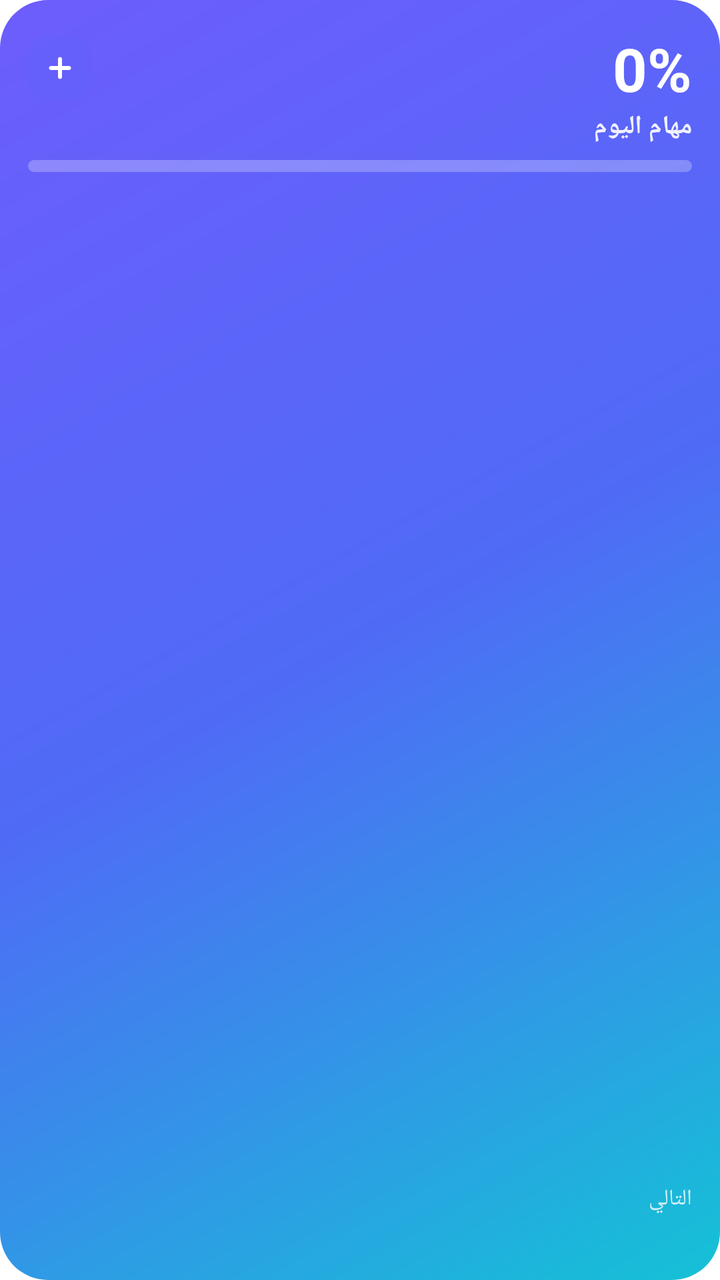
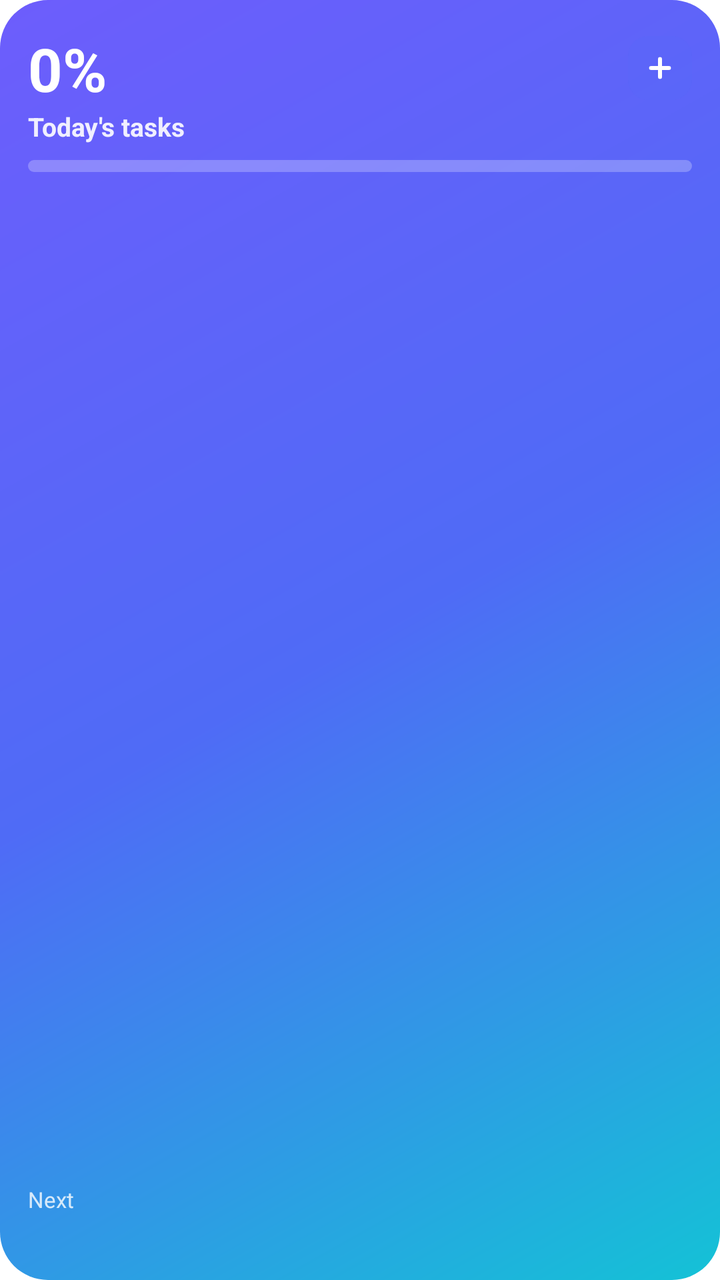

The first picture is an Android layout as it rendered before a commit; the second is the same layout after the commit. The layout source and the unified diff follow.
<!-- AndroidManifest.xml: fallback theme Theme.MaterialComponents.DayNight.NoActionBar -->
<!-- res/layout/mongez_summary_widget.xml -->
<?xml version="1.0" encoding="utf-8"?>
<LinearLayout xmlns:android="http://schemas.android.com/apk/res/android"
    android:id="@+id/summary_root"
    android:layout_width="match_parent"
    android:layout_height="match_parent"
    android:background="@drawable/widget_brand_bg"
    android:layoutDirection="rtl"
    android:orientation="vertical"
    android:padding="14dp">

    <LinearLayout
        android:layout_width="match_parent"
        android:layout_height="wrap_content"
        android:gravity="center_vertical"
        android:orientation="horizontal">

        <TextView
            android:id="@+id/summary_percent"
            android:layout_width="0dp"
            android:layout_height="wrap_content"
            android:layout_weight="1"
            android:text="0%"
            android:textColor="#FFFFFF"
            android:textSize="30sp"
            android:textStyle="bold" />

        <FrameLayout
            android:id="@+id/summary_add"
            android:layout_width="32dp"
            android:layout_height="32dp"
            android:background="@drawable/widget_pill_bg"
            android:contentDescription="إضافة مهمة">

            <ImageView
                android:layout_width="18dp"
                android:layout_height="18dp"
                android:layout_gravity="center"
                android:importantForAccessibility="no"
                android:src="@drawable/ic_widget_add" />
        </FrameLayout>
    </LinearLayout>

    <TextView
        android:id="@+id/summary_counter"
        android:layout_width="match_parent"
        android:layout_height="wrap_content"
        android:maxLines="1"
        android:text="مهام اليوم"
        android:textColor="#E6FFFFFF"
        android:textDirection="rtl"
        android:textSize="13sp"
        android:textStyle="bold" />

    <ProgressBar
        android:id="@+id/summary_progress"
        style="@android:style/Widget.ProgressBar.Horizontal"
        android:layout_width="match_parent"
        android:layout_height="6dp"
        android:layout_marginTop="8dp"
        android:max="100"
        android:progress="0"
        android:progressDrawable="@drawable/widget_progress_light" />

    
    <FrameLayout
        android:layout_width="match_parent"
        android:layout_height="0dp"
        android:layout_weight="1" />

    <TextView
        android:id="@+id/summary_next_label"
        android:layout_width="match_parent"
        android:layout_height="wrap_content"
        android:text="التالي"
        android:textColor="#CCFFFFFF"
        android:textDirection="rtl"
        android:textSize="11sp" />

    <TextView
        android:id="@+id/summary_next"
        android:layout_width="match_parent"
        android:layout_height="wrap_content"
        android:ellipsize="end"
        android:maxLines="2"
        android:text=""
        android:textColor="#FFFFFF"
        android:textDirection="rtl"
        android:textSize="14sp"
        android:textStyle="bold" />
</LinearLayout>
<!-- resources referenced by this layout -->
<resources>
  <!-- drawable ic_widget_add (drawable) -->
  <vector xmlns:android="http://schemas.android.com/apk/res/android"
      android:width="24dp" android:height="24dp" android:viewportWidth="24" android:viewportHeight="24">
      <path android:fillColor="#00000000" android:strokeColor="#FFFFFF" android:strokeWidth="2.6"
          android:strokeLineCap="round" android:pathData="M12,6L12,18M6,12L18,12" />
  </vector>
  <!-- drawable widget_brand_bg (drawable) -->
  <?xml version="1.0" encoding="utf-8"?>
  <shape xmlns:android="http://schemas.android.com/apk/res/android" android:shape="rectangle">
      <corners android:radius="24dp" />
      <gradient android:angle="315" android:startColor="@color/brand_start"
          android:centerColor="@color/brand" android:endColor="@color/brand_end" />
  </shape>
  <!-- drawable widget_pill_bg (drawable) -->
  <?xml version="1.0" encoding="utf-8"?>
  <shape xmlns:android="http://schemas.android.com/apk/res/android" android:shape="rectangle">
      <corners android:radius="10dp" />
      <solid android:color="#1F4F6BF6" />
  </shape>
  <!-- drawable widget_progress_light (drawable) -->
  <?xml version="1.0" encoding="utf-8"?>
  <layer-list xmlns:android="http://schemas.android.com/apk/res/android">
      <item android:id="@android:id/background">
          <shape><corners android:radius="4dp" /><solid android:color="#40FFFFFF" /></shape>
      </item>
      <item android:id="@android:id/progress">
          <clip><shape><corners android:radius="4dp" /><solid android:color="#FFFFFF" /></shape></clip>
      </item>
  </layer-list>
  <color name="brand_start">#6D5DFC</color>
  <color name="brand">#4F6BF6</color>
  <color name="brand_end">#14C2D6</color>
</resources>

<!-- the commit's change to res/layout/mongez_summary_widget.xml (unified diff, before → after) -->
@@ -4,7 +4,7 @@
     android:layout_width="match_parent"
     android:layout_height="match_parent"
     android:background="@drawable/widget_brand_bg"
-    android:layoutDirection="rtl"
+    android:layoutDirection="locale"
     android:orientation="vertical"
     android:padding="14dp">
 
@@ -29,7 +29,7 @@
             android:layout_width="32dp"
             android:layout_height="32dp"
             android:background="@drawable/widget_pill_bg"
-            android:contentDescription="إضافة مهمة">
+            android:contentDescription="@string/widget_add">
 
             <ImageView
                 android:layout_width="18dp"
@@ -45,9 +45,9 @@
         android:layout_width="match_parent"
         android:layout_height="wrap_content"
         android:maxLines="1"
-        android:text="مهام اليوم"
+        android:text="@string/widget_title"
         android:textColor="#E6FFFFFF"
-        android:textDirection="rtl"
+        android:textAlignment="viewStart"
         android:textSize="13sp"
         android:textStyle="bold" />
 
@@ -71,9 +71,9 @@
         android:id="@+id/summary_next_label"
         android:layout_width="match_parent"
         android:layout_height="wrap_content"
-        android:text="التالي"
+        android:text="@string/widget_next"
         android:textColor="#CCFFFFFF"
-        android:textDirection="rtl"
+        android:textAlignment="viewStart"
         android:textSize="11sp" />
 
     <TextView
@@ -84,7 +84,7 @@
         android:maxLines="2"
         android:text=""
         android:textColor="#FFFFFF"
-        android:textDirection="rtl"
+        android:textAlignment="viewStart"
         android:textSize="14sp"
         android:textStyle="bold" />
 </LinearLayout>
<!-- resource entries referenced after the edit -->
@@ -29,6 +29,9 @@
           <clip><shape><corners android:radius="4dp" /><solid android:color="#FFFFFF" /></shape></clip>
       </item>
   </layer-list>
+  <string name="widget_add">Add task</string>
+  <string name="widget_next">Next</string>
+  <string name="widget_title">Today\'s tasks</string>
   <color name="brand_start">#6D5DFC</color>
   <color name="brand">#4F6BF6</color>
   <color name="brand_end">#14C2D6</color>
